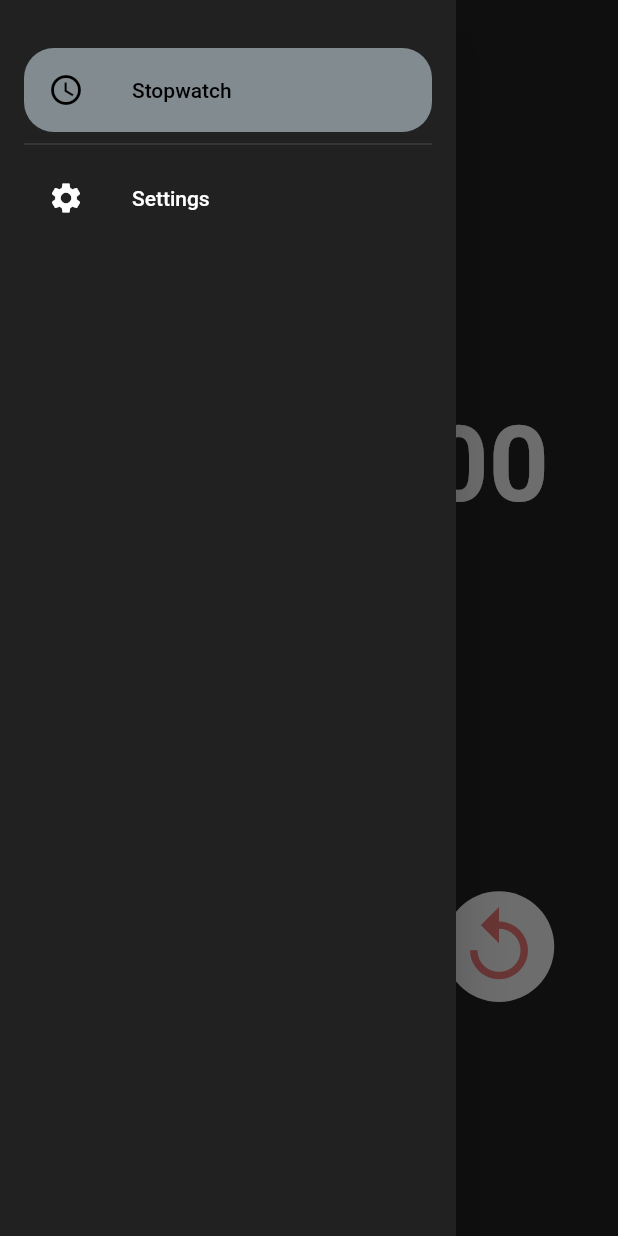
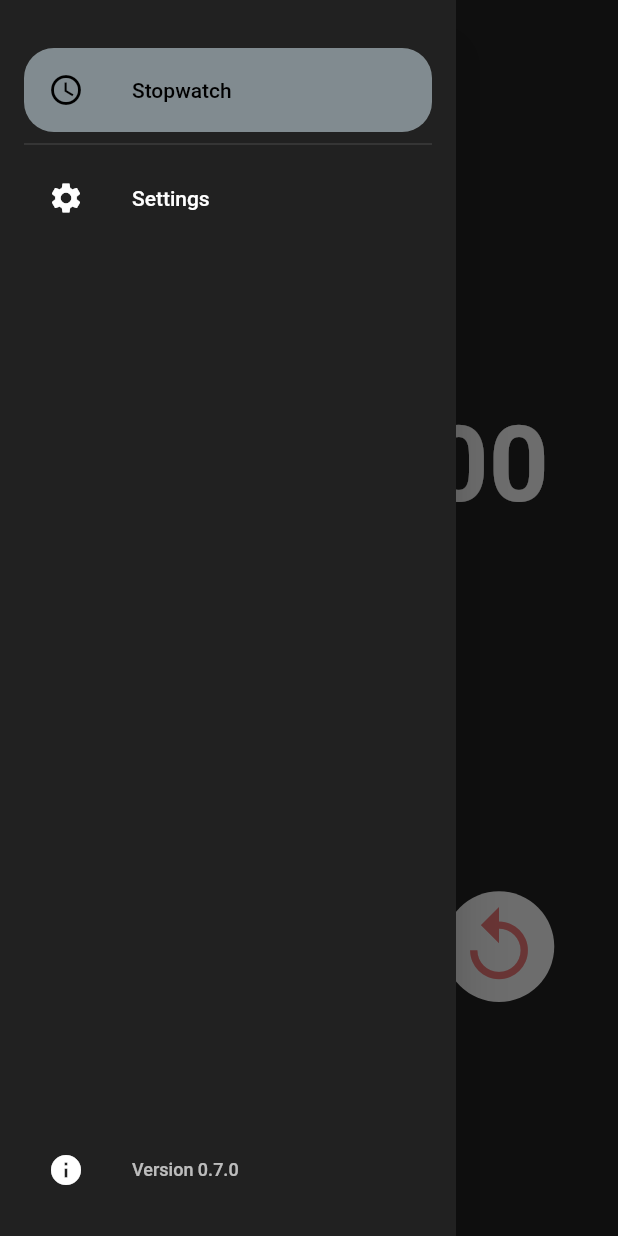
Before and after one commit to zob22/TimeStop, a Flutter app: the screen it shows after launch, after a tap on the "play arrow" icon, after a tap on the "replay" icon, after a tap on the "density medium" icon, on a phone screen of 412 x 824 dp. Run offline on Flutter 3.47's test engine with Material 2 defaults, Android fonts, the phone set to English and light mode, and no system bars; our stand-ins replace shared_preferences, wakelock.

Commit message:
TimeStop 0.7.0
+Version info to Drawer
Cleaned up the variables.

```diff
--- a/lib/screens/home_screen.dart
+++ b/lib/screens/home_screen.dart
@@ -15,19 +15,23 @@ class HomeScreen extends StatefulWidget {
 }
 
 class _HomeScreenState extends State<HomeScreen> {
-  //Business logic
+  //Configuration Variables
+  double drawerPadding = 16;
+  final GlobalKey<ScaffoldState> _scaffoldKey = GlobalKey<ScaffoldState>();
+  final ScrollController _scrollController = ScrollController();
+  String versionInfo = "Version 0.7.0";
+
+  //Stopwatch Variables
+  bool lapDisplay = false;
+  bool stopwatchRunning = false;
   int milliseconds = 0, seconds = 0, minutes = 0, hours = 0;
+  int initialTime = 0;
+  List laps = [];
   String digitMilliseconds = "00",
       digitSeconds = "00",
       digitMinutes = "00",
       digitHours = "00";
   Timer? timer;
-  bool started = false;
-  bool lapDisplay = false;
-  List laps = [];
-  var startTime = 0;
-  final GlobalKey<ScaffoldState> _scaffoldKey = GlobalKey<ScaffoldState>();
-  final ScrollController _scrollController = ScrollController();
 
   //Drawer open/close functions
   void _openDrawer() {
@@ -43,7 +47,7 @@ class _HomeScreenState extends State<HomeScreen> {
     timer!.cancel();
     Wakelock.disable();
     setState(() {
-      started = false;
+      stopwatchRunning = false;
     });
   }
 
@@ -65,7 +69,7 @@ class _HomeScreenState extends State<HomeScreen> {
       digitMinutes = "00";
       digitHours = "00";
 
-      started = false;
+      stopwatchRunning = false;
     });
   }
 
@@ -117,7 +121,7 @@ class _HomeScreenState extends State<HomeScreen> {
 
   //Start timer function
   void start() {
-    started = true;
+    stopwatchRunning = true;
     timer = Timer.periodic(const Duration(milliseconds: 10), (timer) {
       int localMilliseconds = milliseconds + 1;
       int localSeconds = seconds;
@@ -174,7 +178,9 @@ class _HomeScreenState extends State<HomeScreen> {
         backgroundColor: coloroption.selectedColor,
         child: SafeArea(
           child: SingleChildScrollView(
-            padding: const EdgeInsets.all(16.0),
+            padding: EdgeInsets.all(drawerPadding),
+            child: SizedBox(
+              height: MediaQuery.of(context).size.height - 2 * (drawerPadding),
               child: Column(
                 crossAxisAlignment: CrossAxisAlignment.start,
                 children: [
@@ -203,7 +209,19 @@ class _HomeScreenState extends State<HomeScreen> {
                     },
                     selected: false,
                   ),
+                  const Spacer(),
+                  ListTile(
+                    leading: const Icon(Icons.info),
+                    title: Text(
+                      versionInfo,
+                      style: const TextStyle(
+                        color: Colors.white70,
+                        fontSize: 12,
+                      ),
+                    ),
+                  ),
                 ],
+              ),
             ),
           ),
         ),
@@ -420,14 +438,15 @@ class _HomeScreenState extends State<HomeScreen> {
                       ),
                       child: IconButton(
                         iconSize: MediaQuery.of(context).size.width * 0.18,
-                        color:
-                            (!started) ? Colors.green[300] : Colors.orange[300],
+                        color: (!stopwatchRunning)
+                            ? Colors.green[300]
+                            : Colors.orange[300],
                         onPressed: () {
-                          (!started) ? start() : stop();
+                          (!stopwatchRunning) ? start() : stop();
                           HapticFeedback.lightImpact();
                         },
                         icon: Icon(
-                          (!started) ? Icons.play_arrow : Icons.pause,
+                          (!stopwatchRunning) ? Icons.play_arrow : Icons.pause,
                         ),
                       ),
                     ),
```
Lines whose indentation alone changed are shown as unchanged.
